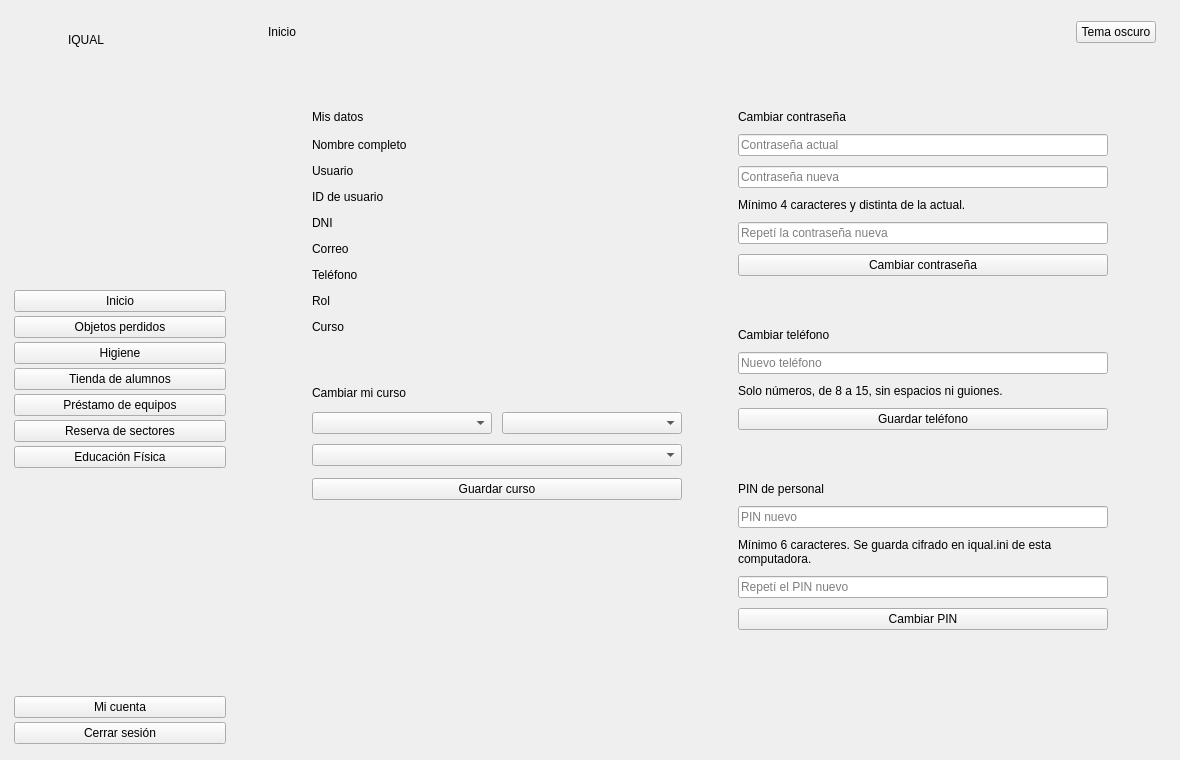
Before: the Qt Designer form mainwindow.ui in cabrera-ulises/PROYECTO-IQUAL, drawn with Qt 5.
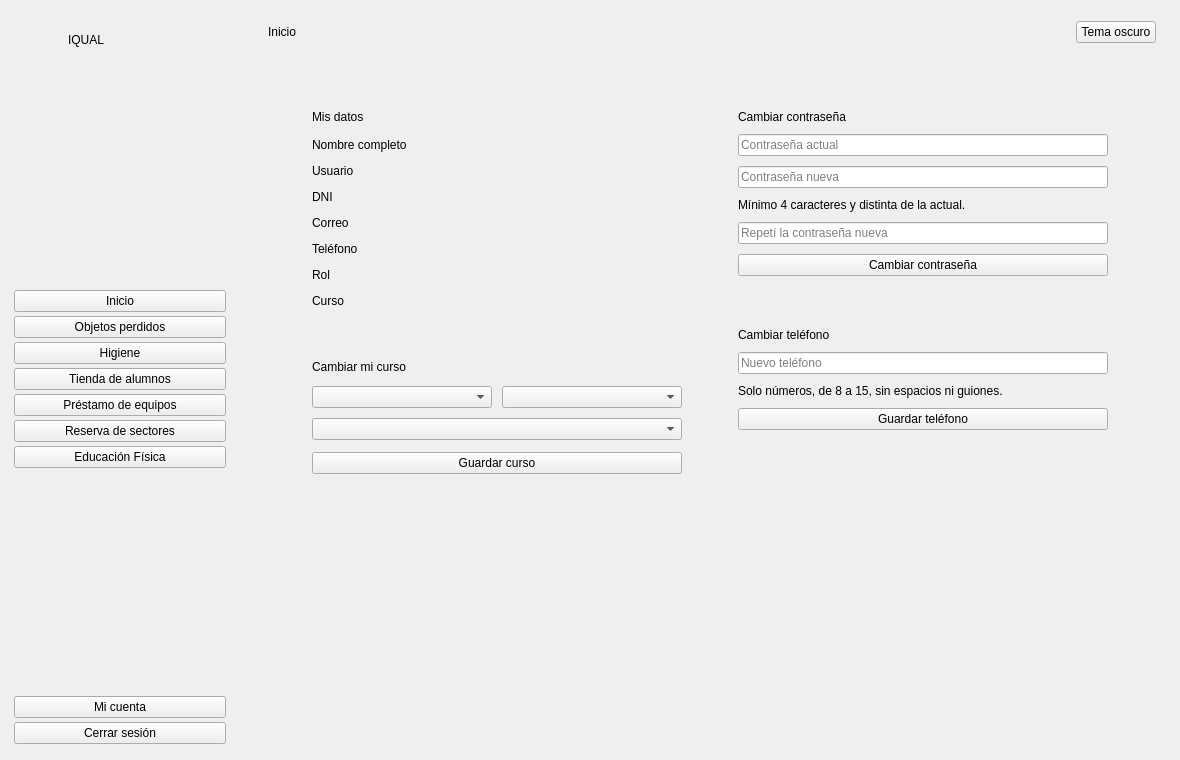
After: the same form once the commit is applied. The open tabs and pages were chosen to show the change.

Commit message:
Vuelve a la versión v7 presentada: deshace las funciones y reglas nuevas
Deshace los commits 7e5ceb4 (recuperar contraseña, aprobación de productos,
ID de usuario) y 94cbaa2 (ajustes de reglas de negocio). Quedan la
documentación final del Demo Day y la versión v7 en los documentos.

Claude-Session: https://claude.ai/code/session_01HovsLR2RwMfq63RUyUXMkc

```diff
--- a/mainwindow.ui
+++ b/mainwindow.ui
@@ -1720,26 +1720,6 @@
                </widget>
               </item>
               <item row="2" column="0">
-               <widget class="QLabel" name="lblCuentaIdTit">
-                <property name="text">
-                 <string>ID de usuario</string>
-                </property>
-                <property name="estilo" stdset="0">
-                 <string>seccion</string>
-                </property>
-               </widget>
-              </item>
-              <item row="2" column="1">
-               <widget class="QLabel" name="lblCuentaId">
-                <property name="toolTip">
-                 <string>Tu ID personal. Decíselo al preceptor para que registre un préstamo a tu nombre</string>
-                </property>
-                <property name="text">
-                 <string/>
-                </property>
-               </widget>
-              </item>
-              <item row="3" column="0">
                <widget class="QLabel" name="lblCuentaDniTit">
                 <property name="text">
                  <string>DNI</string>
@@ -1749,7 +1729,7 @@
                 </property>
                </widget>
               </item>
-              <item row="3" column="1">
+              <item row="2" column="1">
                <widget class="QLabel" name="lblCuentaDni">
                 <property name="text">
                  <string/>
@@ -1759,7 +1739,7 @@
                 </property>
                </widget>
               </item>
-              <item row="4" column="0">
+              <item row="3" column="0">
                <widget class="QLabel" name="lblCuentaMailTit">
                 <property name="text">
                  <string>Correo</string>
@@ -1769,7 +1749,7 @@
                 </property>
                </widget>
               </item>
-              <item row="4" column="1">
+              <item row="3" column="1">
                <widget class="QLabel" name="lblCuentaMail">
                 <property name="text">
                  <string/>
@@ -1779,7 +1759,7 @@
                 </property>
                </widget>
               </item>
-              <item row="5" column="0">
+              <item row="4" column="0">
                <widget class="QLabel" name="lblCuentaContactoTit">
                 <property name="text">
                  <string>Teléfono</string>
@@ -1789,7 +1769,7 @@
                 </property>
                </widget>
               </item>
-              <item row="5" column="1">
+              <item row="4" column="1">
                <widget class="QLabel" name="lblCuentaContacto">
                 <property name="text">
                  <string/>
@@ -1799,7 +1779,7 @@
                 </property>
                </widget>
               </item>
-              <item row="6" column="0">
+              <item row="5" column="0">
                <widget class="QLabel" name="lblCuentaRolTit">
                 <property name="text">
                  <string>Rol</string>
@@ -1809,7 +1789,7 @@
                 </property>
                </widget>
               </item>
-              <item row="6" column="1">
+              <item row="5" column="1">
                <widget class="QLabel" name="lblCuentaRol">
                 <property name="text">
                  <string/>
@@ -1819,7 +1799,7 @@
                 </property>
                </widget>
               </item>
-              <item row="7" column="0">
+              <item row="6" column="0">
                <widget class="QLabel" name="lblCuentaCursoTit">
                 <property name="text">
                  <string>Curso</string>
@@ -1829,7 +1809,7 @@
                 </property>
                </widget>
               </item>
-              <item row="7" column="1">
+              <item row="6" column="1">
                <widget class="QLabel" name="lblCuentaCurso">
                 <property name="text">
                  <string/>
@@ -2126,17 +2106,6 @@
            </layout>
           </widget>
          </item>
-         <item>
-          <widget class="QFrame" name="tarjetaCuentaPin"><property name="estilo" stdset="0"><string>tarjeta</string></property>
-           <layout class="QVBoxLayout" name="layoutCuentaPin"><property name="leftMargin"><number>20</number></property><property name="topMargin"><number>18</number></property><property name="rightMargin"><number>20</number></property><property name="bottomMargin"><number>18</number></property><property name="spacing"><number>10</number></property>
-            <item><widget class="QLabel" name="lblCuentaPinTit"><property name="text"><string>PIN de personal</string></property><property name="estilo" stdset="0"><string>subtitulo</string></property></widget></item>
-            <item><widget class="QLineEdit" name="leCuentaPinNuevo"><property name="placeholderText"><string>PIN nuevo</string></property><property name="toolTip"><string>El PIN que van a pedir las cuentas nuevas de Profesor, Preceptor y Maestranza</string></property><property name="echoMode"><enum>QLineEdit::Password</enum></property></widget></item>
-            <item><widget class="QLabel" name="lblCuentaPinAyuda"><property name="text"><string>Mínimo 6 caracteres. Se guarda cifrado en iqual.ini de esta computadora.</string></property><property name="wordWrap"><bool>true</bool></property><property name="estilo" stdset="0"><string>suave</string></property></widget></item>
-            <item><widget class="QLineEdit" name="leCuentaPinRepetir"><property name="placeholderText"><string>Repetí el PIN nuevo</string></property><property name="toolTip"><string>Escribilo igual que arriba y apretá Enter para guardarlo</string></property><property name="echoMode"><enum>QLineEdit::Password</enum></property></widget></item>
-            <item><widget class="QPushButton" name="btnCuentaPin"><property name="text"><string>Cambiar PIN</string></property><property name="toolTip"><string>Guarda el PIN nuevo de personal</string></property></widget></item>
-           </layout>
-          </widget>
-         </item>
          <item>
           <spacer name="spCuentaDer">
            <property name="orientation">
```
Left out of the diff: 13 changed lines with no effect on the pictures. The commit also changes 33 other files.
